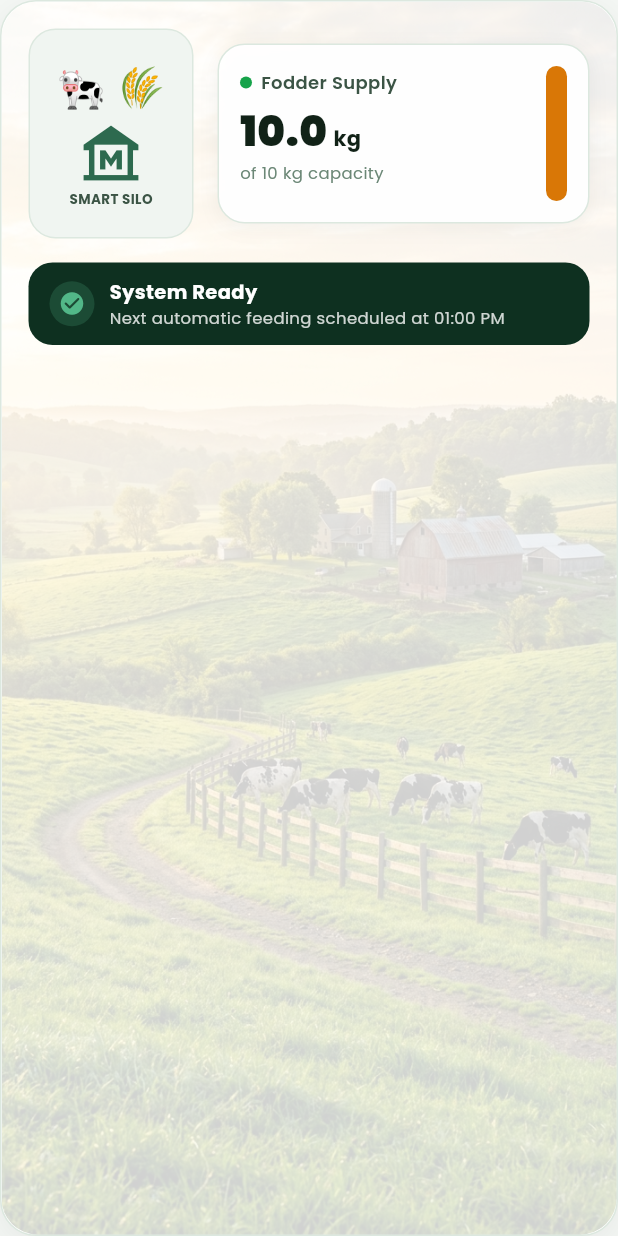
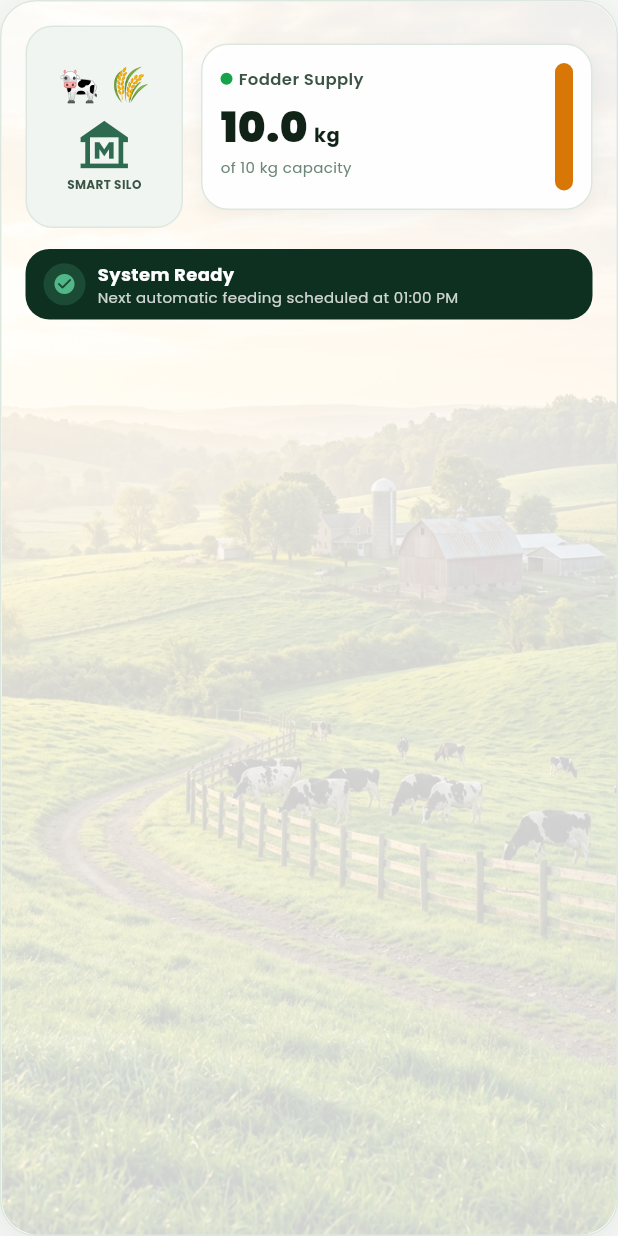
Before and after one commit to Kamal-055/SmartFarm, a Flutter app: the FeederMachineWidget widget shown alone on an empty page, opened directly with empty values, on a phone screen of 412 x 824 dp. Run offline on Flutter 3.47's test engine with Material 3 defaults, Android fonts, the phone set to English and light mode, and no system bars; our stand-ins replace firebase_auth, firebase_core, firebase_database, firebase_messaging, fl_chart, google_fonts and 1 more; accounts and stored records are empty.

Commit message:
Fix 24px and 13px right overflow on FeederMachineWidget and Dashboard header

```diff
--- a/lib/widgets/feeder_machine_widget.dart
+++ b/lib/widgets/feeder_machine_widget.dart
@@ -22,6 +22,7 @@ class FeederMachineWidget extends StatelessWidget {
     final totalCapKg = inventoryProvider.totalCapacityKg;
     final fillRatio = (availableKg / totalCapKg).clamp(0.0, 1.0);
     final isLow = inventoryProvider.isLow || inventoryProvider.isCritical;
+    final isSmallScreen = MediaQuery.sizeOf(context).width < 360;
 
     return Container(
       width: double.infinity,
@@ -59,7 +60,7 @@ class FeederMachineWidget extends StatelessWidget {
             ),
 
             Padding(
-              padding: const EdgeInsets.all(18),
+              padding: EdgeInsets.all(isSmallScreen ? 12.0 : 16.0),
               child: Column(
                 children: [
                   // Top Row: Hopper Silo Graphic with Floating Supply Card & Gauge
@@ -68,8 +69,8 @@ class FeederMachineWidget extends StatelessWidget {
                     children: [
                       // Left: Cattle Pasture Image Thumbnail & Hopper Silo Graphic
                       Container(
-                        width: 110,
-                        height: 140,
+                        width: isSmallScreen ? 90 : 105,
+                        height: 135,
                         decoration: BoxDecoration(
                           color: const Color(0xFFF0F5F1),
                           borderRadius: BorderRadius.circular(18),
@@ -81,16 +82,16 @@ class FeederMachineWidget extends StatelessWidget {
                             const Column(
                               mainAxisAlignment: MainAxisAlignment.center,
                               children: [
-                                Text('🐄 🌾', style: TextStyle(fontSize: 26)),
+                                Text('🐄 🌾', style: TextStyle(fontSize: 22)),
                                 SizedBox(height: 4),
-                                Icon(Icons.museum_outlined, color: AppColors.primaryMedium, size: 44),
+                                Icon(Icons.museum_outlined, color: AppColors.primaryMedium, size: 38),
                                 SizedBox(height: 2),
-                                Text('SMART SILO', style: TextStyle(fontSize: 9, fontWeight: FontWeight.bold, color: AppColors.textSecondary)),
+                                Text('SMART SILO', style: TextStyle(fontSize: 8, fontWeight: FontWeight.bold, color: AppColors.textSecondary)),
                               ],
                             ),
                             if (isFeeding)
                               Positioned(
-                                bottom: 10,
+                                bottom: 8,
                                 child: Container(
                                   padding: const EdgeInsets.symmetric(horizontal: 6, vertical: 2),
                                   decoration: BoxDecoration(
@@ -103,12 +104,12 @@ class FeederMachineWidget extends StatelessWidget {
                           ],
                         ),
                       ),
-                      const SizedBox(width: 16),
+                      SizedBox(width: isSmallScreen ? 8.0 : 12.0),
 
                       // Right: Floating Fodder Supply Badge & Vertical Gauge Bar
                       Expanded(
                         child: Container(
-                          padding: const EdgeInsets.all(14),
+                          padding: EdgeInsets.all(isSmallScreen ? 10.0 : 12.0),
                           decoration: BoxDecoration(
                             color: Colors.white.withValues(alpha: 0.95),
                             borderRadius: BorderRadius.circular(18),
@@ -124,7 +125,8 @@ class FeederMachineWidget extends StatelessWidget {
                           child: Row(
                             mainAxisAlignment: MainAxisAlignment.spaceBetween,
                             children: [
-                              Column(
+                              Expanded(
+                                child: Column(
                                   crossAxisAlignment: CrossAxisAlignment.start,
                                   mainAxisSize: MainAxisSize.min,
                                   children: [
@@ -138,40 +140,50 @@ class FeederMachineWidget extends StatelessWidget {
                                             shape: BoxShape.circle,
                                           ),
                                         ),
-                                      const SizedBox(width: 6),
-                                      const Text(
+                                        const SizedBox(width: 4),
+                                        const Expanded(
+                                          child: Text(
                                             'Fodder Supply',
-                                        style: TextStyle(fontSize: 12, fontWeight: FontWeight.w600, color: AppColors.textSecondary),
+                                            maxLines: 1,
+                                            overflow: TextOverflow.ellipsis,
+                                            style: TextStyle(fontSize: 11, fontWeight: FontWeight.w600, color: AppColors.textSecondary),
+                                          ),
                                         ),
                                       ],
                                     ),
                                     const SizedBox(height: 4),
-                                  Row(
+                                    FittedBox(
+                                      fit: BoxFit.scaleDown,
+                                      alignment: Alignment.centerLeft,
+                                      child: Row(
                                         crossAxisAlignment: CrossAxisAlignment.baseline,
                                         textBaseline: TextBaseline.alphabetic,
                                         children: [
                                           Text(
                                             availableKg.toStringAsFixed(1),
-                                        style: const TextStyle(fontSize: 28, fontWeight: FontWeight.w900, color: AppColors.textPrimary),
+                                            style: TextStyle(fontSize: isSmallScreen ? 24 : 28, fontWeight: FontWeight.w900, color: AppColors.textPrimary),
                                           ),
                                           const SizedBox(width: 4),
                                           const Text(
                                             'kg',
-                                        style: TextStyle(fontSize: 14, fontWeight: FontWeight.bold, color: AppColors.textPrimary),
+                                            style: TextStyle(fontSize: 13, fontWeight: FontWeight.bold, color: AppColors.textPrimary),
                                           ),
                                         ],
                                       ),
+                                    ),
                                     Text(
                                       'of ${totalCapKg.toInt()} kg capacity',
-                                    style: const TextStyle(fontSize: 11, color: AppColors.textMuted),
+                                      maxLines: 1,
+                                      overflow: TextOverflow.ellipsis,
+                                      style: const TextStyle(fontSize: 10, color: AppColors.textMuted),
                                     ),
-                                  const SizedBox(height: 8),
+                                    const SizedBox(height: 6),
 
                                     if (isLow)
                                       InkWell(
                                         onTap: onRefillRequested,
                                         child: Container(
-                                        padding: const EdgeInsets.symmetric(horizontal: 10, vertical: 4),
+                                          padding: const EdgeInsets.symmetric(horizontal: 8, vertical: 3),
                                           decoration: BoxDecoration(
                                             color: Colors.amber.shade100,
                                             borderRadius: BorderRadius.circular(12),
@@ -180,20 +192,22 @@ class FeederMachineWidget extends StatelessWidget {
                                           child: Row(
                                             mainAxisSize: MainAxisSize.min,
                                             children: [
-                                            Icon(Icons.add_circle_outline, color: Colors.amber.shade900, size: 14),
-                                            const SizedBox(width: 4),
-                                            Text('REFILL', style: TextStyle(fontSize: 10, fontWeight: FontWeight.bold, color: Colors.amber.shade900)),
+                                              Icon(Icons.add_circle_outline, color: Colors.amber.shade900, size: 12),
+                                              const SizedBox(width: 3),
+                                              Text('REFILL', style: TextStyle(fontSize: 9, fontWeight: FontWeight.bold, color: Colors.amber.shade900)),
                                             ],
                                           ),
                                         ),
                                       ),
                                   ],
                                 ),
+                              ),
+                              const SizedBox(width: 6),
 
                               // Vertical Golden Wheat Gauge Indicator
                               Container(
-                                width: 14,
-                                height: 90,
+                                width: 12,
+                                height: 85,
                                 decoration: BoxDecoration(
                                   color: const Color(0xFFEAEFEA),
                                   borderRadius: BorderRadius.circular(8),
@@ -221,12 +235,12 @@ class FeederMachineWidget extends StatelessWidget {
                       ),
                     ],
                   ),
-                  const SizedBox(height: 16),
+                  const SizedBox(height: 14),
 
                   // Bottom Banner: System Ready & Next Feeding Notice
                   Container(
                     width: double.infinity,
-                    padding: const EdgeInsets.symmetric(horizontal: 14, vertical: 10),
+                    padding: const EdgeInsets.symmetric(horizontal: 12, vertical: 8),
                     decoration: BoxDecoration(
                       color: AppColors.glassForestCard,
                       borderRadius: BorderRadius.circular(16),
@@ -242,21 +256,25 @@ class FeederMachineWidget extends StatelessWidget {
                           child: Icon(
                             isFeeding ? Icons.sync_rounded : Icons.check_circle_rounded,
                             color: AppColors.primaryAccent,
-                            size: 18,
+                            size: 16,
                           ),
                         ),
-                        const SizedBox(width: 10),
+                        const SizedBox(width: 8),
                         Expanded(
                           child: Column(
                             crossAxisAlignment: CrossAxisAlignment.start,
                             children: [
                               Text(
                                 isFeeding ? 'FEEDING IN PROGRESS' : 'System Ready',
-                                style: const TextStyle(fontSize: 13, fontWeight: FontWeight.bold, color: Colors.white),
+                                maxLines: 1,
+                                overflow: TextOverflow.ellipsis,
+                                style: const TextStyle(fontSize: 12, fontWeight: FontWeight.bold, color: Colors.white),
                               ),
                               Text(
                                 isFeeding ? simProvider.feedingStatusText : 'Next automatic feeding scheduled at 01:00 PM',
-                                style: TextStyle(fontSize: 11, color: Colors.white.withValues(alpha: 0.8)),
+                                maxLines: 1,
+                                overflow: TextOverflow.ellipsis,
+                                style: TextStyle(fontSize: 10, color: Colors.white.withValues(alpha: 0.8)),
                               ),
                             ],
                           ),
```
Also changed, not shown: lib/screens/dashboard/dashboard_screen.dart (+30 -17 lines). Lines whose indentation alone changed are shown as unchanged.
